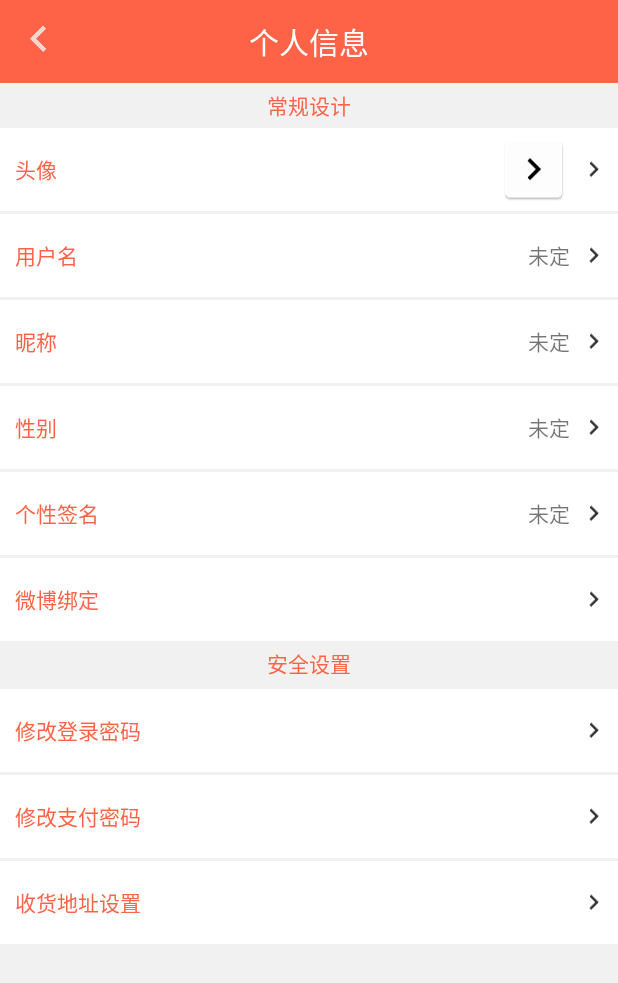
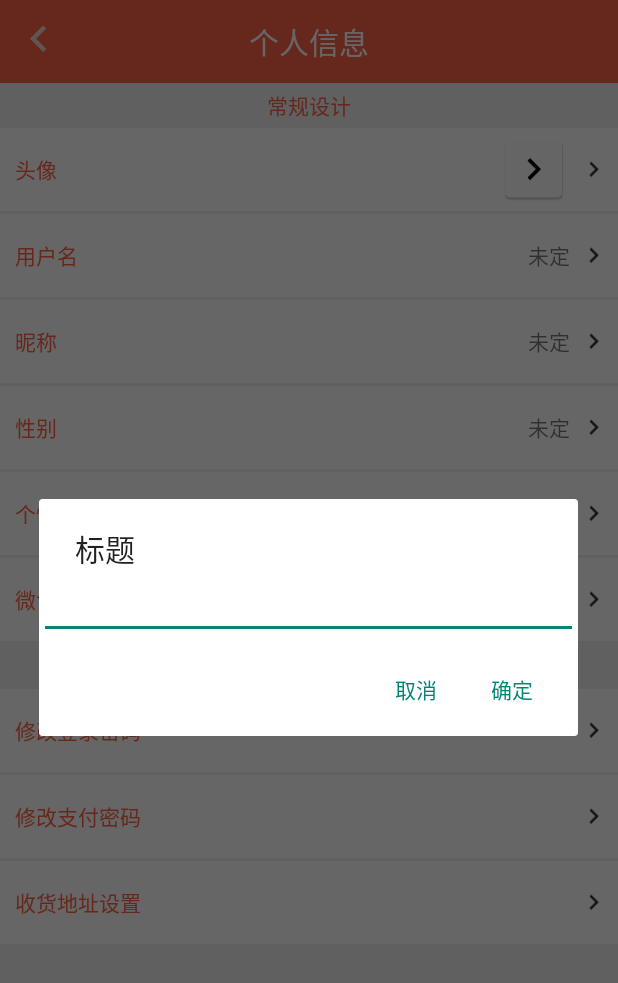
Before and after one commit to wjianhang/Test1, an Android app: the user_info screen opened directly, with no data from a screen before it, after a tap on "昵称", on a phone screen of 412 x 824 dp. Shown: the top 983 px of the screen. Run offline under Robolectric (Android 15) with nearby library versions, the phone set to English and light mode, and no system bars; libraries missing offline, so code that uses them is left out: cn.bmob.v3; 3 statements that could not run were skipped.

Commit message:
个人信息

```diff
--- a/app/src/main/java/com/example/lakalaka/test1/user_info.java
+++ b/app/src/main/java/com/example/lakalaka/test1/user_info.java
@@ -7,20 +7,25 @@ import android.content.DialogInterface;
 import android.os.Bundle;
 import android.support.annotation.Nullable;
 import android.view.View;
-import android.widget.Button;
 import android.widget.EditText;
-import android.widget.LinearLayout;
+import android.widget.TextView;
 import android.widget.Toast;
+
+import java.util.List;
+
+import cn.bmob.v3.Bmob;
+import cn.bmob.v3.BmobQuery;
+import cn.bmob.v3.exception.BmobException;
+import cn.bmob.v3.listener.FindListener;
 
 /**
  * Created by lakalaka on 2017/9/19/0019.
  */
 
 public class user_info extends Activity implements View.OnClickListener {
-    private LinearLayout line_info;
     private Context mcontext;
+    private TextView text_user,text_nname,text_sex,text_autograph;
 
-    private Button but;
 
     private void toast(final String str) {
         runOnUiThread(new Runnable() {
@@ -34,30 +39,22 @@ public class user_info extends Activity implements View.OnClickListener {
     protected void onCreate(@Nullable Bundle savedInstanceState) {
         super.onCreate(savedInstanceState);
         setContentView(R.layout.user_info);
+        text_user= (TextView) findViewById(R.id.text_user);
+        text_nname= (TextView) findViewById(R.id.text_nname);
+        text_sex= (TextView) findViewById(R.id.text_sex);
+        text_autograph= (TextView) findViewById(R.id.text_autograph);
+        Bmob.initialize(this,"82a542cbad55f514667a516a51da7045");
+
+        BmobQuery<User_information> user=new BmobQuery<User_information>();
+        user.findObjects(new FindListener<User_information>() {
+            @Override
+            public void done(List<User_information> list, BmobException e) {
+                if(e==null){
+                }
+            }
+        });
+
         mcontext=this;
-
-      /*  line_info.setOnClickListener(new View.OnClickListener() {
-            @Override
-            public void onClick(View v) {
-                AlertDialog.Builder builder = new AlertDialog.Builder(mcontext);
-                builder.setView(new EditText(mcontext));
-                builder.setPositiveButton("确定", new DialogInterface.OnClickListener() {
-                    @Override
-                    public void onClick(DialogInterface dialog, int which) {
-                        dialog.dismiss();
-                    }
-                });
-                builder.setNegativeButton("取消", new DialogInterface.OnClickListener() {
-                    @Override
-                    public void onClick(DialogInterface dialog, int which) {
-                        dialog.dismiss();
-                    }
-                });
-
-            }
-        });*/
-
-
     }
 
 
@@ -65,6 +62,11 @@ public class user_info extends Activity implements View.OnClickListener {
     public void onClick(View v) {
         switch (v.getId()){
             case R.id.icon_infoHead:
+                break;
+            case R.id.line_user:
+               toast("用户名不可以再次设置哦~");
+                break;
+            case R.id.line_nname:
                 AlertDialog.Builder builder = new AlertDialog.Builder(mcontext);
                 builder.setTitle("标题");
                 builder.setView(new EditText(mcontext));
@@ -72,6 +74,8 @@ public class user_info extends Activity implements View.OnClickListener {
                     @Override
                     public void onClick(DialogInterface dialog, int which) {
                         dialog.dismiss();
+
+
                     }
                 });
                 builder.setNegativeButton("取消", new DialogInterface.OnClickListener() {
@@ -82,7 +86,12 @@ public class user_info extends Activity implements View.OnClickListener {
                 });
                 builder.create().show();
                 break;
-
+            case R.id.line_sex:
+                break;
+            case R.id.line_autograph:
+                break;
+            case R.id.line_weibo:
+                break;
 
         }
 
--- a/app/src/main/java/ui/login_page.java
+++ b/app/src/main/java/ui/login_page.java
@@ -48,6 +48,7 @@ public class login_page extends Activity{
             }
         });
     }
+
 
 
     //}
--- a/app/src/main/res/layout/user_info.xml
+++ b/app/src/main/res/layout/user_info.xml
@@ -90,6 +90,7 @@
                     android:textColor="@color/tomato" />
 
                 <TextView
+                    android:id="@+id/text_user"
                     android:layout_width="wrap_content"
                     android:layout_height="match_parent"
                     android:layout_toLeftOf="@+id/img1"
@@ -123,6 +124,7 @@
                 android:layout_height="match_parent" />
 
                 <TextView
+                    android:id="@+id/text_nname"
                     android:layout_width="wrap_content"
                     android:layout_height="match_parent"
                     android:layout_toLeftOf="@+id/img2"
@@ -155,6 +157,7 @@
                 android:layout_height="match_parent" />
 
                 <TextView
+                    android:id="@+id/text_sex"
                     android:layout_width="wrap_content"
                     android:layout_height="match_parent"
                     android:layout_toLeftOf="@+id/img3"
@@ -180,9 +183,6 @@
                 <TextView
                     android:layout_width="wrap_content"
                     android:layout_height="match_parent"
-                    android:layout_alignParentLeft="true"
-                    android:layout_alignParentStart="true"
-                    android:layout_alignParentTop="true"
                     android:layout_marginLeft="10dp"
                     android:gravity="center"
                     android:text="个性签名"
@@ -190,6 +190,7 @@
                 android:layout_height="match_parent" />
 
                 <TextView
+                    android:id="@+id/text_autograph"
                     android:layout_width="wrap_content"
                     android:layout_height="match_parent"
                     android:layout_toLeftOf="@+id/img4"
@@ -205,6 +206,7 @@
             </RelativeLayout>
 
             <RelativeLayout
+                android:id="@+id/line_weibo"
                 android:layout_width="match_parent"
                 android:layout_height="55dp"
                 android:layout_marginTop="2dp"
```
